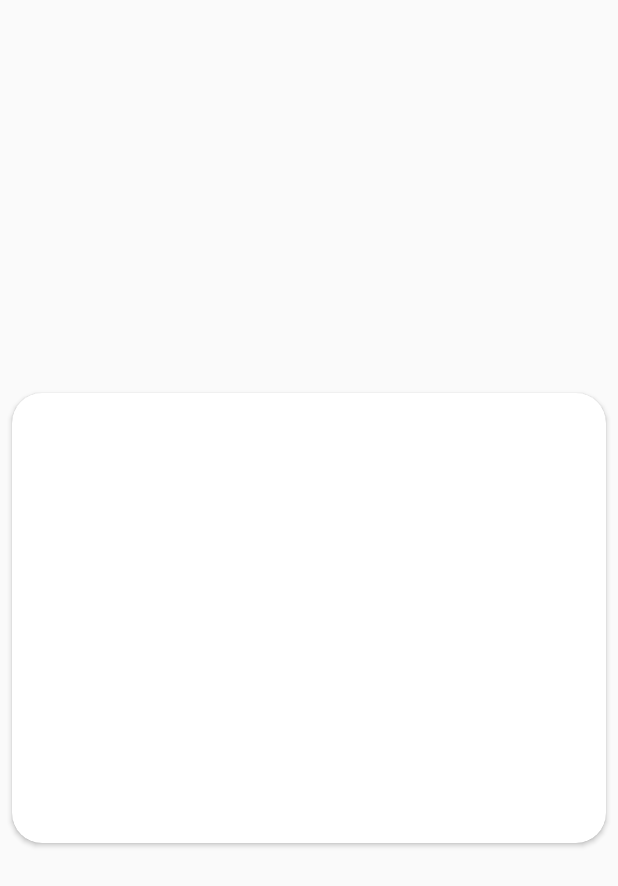
After one commit to FirasAlShawa/pageViewer, an Android app: the layout quote_layout.xml on its own in the app's theme, with its tools: preview values and no code run, on a phone screen of 412 x 824 dp. The commit adds this screen. Shown: the top 886 px of the screen. Run offline under Robolectric (Android 15) with nearby library versions, the light colour scheme and no system bars.

Commit message:
implement ViewPager

```diff
--- a/app/build.gradle
+++ b/app/build.gradle
@@ -27,4 +27,7 @@ dependencies {
     androidTestImplementation 'androidx.test.ext:junit:1.1.0'
     androidTestImplementation 'androidx.test.espresso:espresso-core:3.1.1'
     implementation 'com.google.code.gson:gson:2.8.6'
+    implementation 'com.github.GoodieBag:CarouselPicker:v1.1'
+    implementation 'androidx.cardview:cardview:1.0.0'
+
 }
--- a/app/src/main/AndroidManifest.xml
+++ b/app/src/main/AndroidManifest.xml
@@ -8,7 +8,7 @@
         android:label="@string/app_name"
         android:roundIcon="@mipmap/ic_launcher_round"
         android:supportsRtl="true"
-        android:theme="@style/AppTheme">
+        android:theme="@style/AppTheme.NoActionBar">
         <activity android:name=".MainActivity">
             <intent-filter>
                 <action android:name="android.intent.action.MAIN" />
--- /dev/null
+++ b/app/src/main/res/layout/quote_layout.xml
@@ -0,0 +1,33 @@
+<?xml version="1.0" encoding="utf-8"?>
+<LinearLayout xmlns:android="http://schemas.android.com/apk/res/android"
+    xmlns:app="http://schemas.android.com/apk/res-auto"
+    android:orientation="vertical"
+    android:layout_width="match_parent"
+    android:gravity="center"
+    android:layout_height="match_parent">
+
+
+    <androidx.cardview.widget.CardView
+        android:layout_width="match_parent"
+        android:layout_height="wrap_content"
+        app:cardCornerRadius="20dp"
+        android:layout_margin="8dp"
+        >
+        <RelativeLayout
+            android:layout_width="match_parent"
+            android:layout_height="300dp"
+            android:gravity="center"
+            >
+            <TextView
+                android:id="@+id/quoteTextView"
+                android:padding="8dp"
+                android:layout_width="match_parent"
+                android:layout_height="wrap_content"
+                android:textColor="#000"
+                android:textSize="25sp"
+                android:textAlignment="center"
+                />
+        </RelativeLayout>
+
+    </androidx.cardview.widget.CardView>
+</LinearLayout>
--- a/app/src/main/res/values/colors.xml
+++ b/app/src/main/res/values/colors.xml
@@ -3,4 +3,7 @@
     <color name="colorPrimary">#008577</color>
     <color name="colorPrimaryDark">#00574B</color>
     <color name="colorAccent">#D81B60</color>
+    <color name="color0">#89cff0</color>
+    <color name="color1">#f0aa89</color>
+
 </resources>
--- a/app/src/main/res/values/styles.xml
+++ b/app/src/main/res/values/styles.xml
@@ -8,4 +8,13 @@
         <item name="colorAccent">@color/colorAccent</item>
     </style>
 
+    <style name="AppTheme.NoActionBar">
+        <item name="android:windowDrawsSystemBarBackgrounds">true</item>
+        <item name="android:statusBarColor">@android:color/transparent</item>
+        <item name="android:windowTranslucentStatus">true</item>
+        <item name="windowActionBar">false</item>
+        <item name="windowNoTitle">true</item>
+
+    </style>
+
 </resources>
--- a/build.gradle
+++ b/build.gradle
@@ -18,6 +18,7 @@ allprojects {
     repositories {
         google()
         jcenter()
+        maven { url 'https://jitpack.io' }
 
     }
 }
```
Also changed, not shown: app/src/main/java/com/firasshawa/pageviewer/MainActivity.java (+72 -2 lines), app/src/main/java/com/firasshawa/pageviewer/MyPageAdapter.java (added, +53 -0 lines), app/src/main/res/layout/activity_main.xml (+16 -7 lines).
